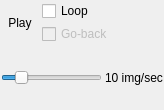
Old version of the form starviewer/src/core/qcinecontrollerbase.ui in the repository starviewer-medical/starviewer.
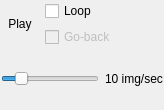
New version of the form. Icons and pictures are not drawn.

Commit message: ENH: adequació de la GUI degut als canvis entre Qt 4.2 i 4.3

```diff
--- a/starviewer/src/core/qcinecontrollerbase.ui
+++ b/starviewer/src/core/qcinecontrollerbase.ui
@@ -13,23 +13,20 @@
    <string>Form</string>
   </property>
   <layout class="QVBoxLayout" >
+   <property name="margin" >
+    <number>1</number>
+   </property>
    <property name="spacing" >
-    <number>3</number>
-   </property>
-   <property name="leftMargin" >
-    <number>1</number>
-   </property>
-   <property name="topMargin" >
-    <number>1</number>
-   </property>
-   <property name="rightMargin" >
-    <number>1</number>
-   </property>
-   <property name="bottomMargin" >
     <number>1</number>
    </property>
    <item>
     <layout class="QHBoxLayout" >
+     <property name="margin" >
+      <number>0</number>
+     </property>
+     <property name="spacing" >
+      <number>6</number>
+     </property>
      <item>
       <widget class="QToolButton" name="m_playToolButton" >
        <property name="text" >
@@ -54,6 +51,12 @@
      </item>
      <item>
       <layout class="QVBoxLayout" >
+       <property name="margin" >
+        <number>0</number>
+       </property>
+       <property name="spacing" >
+        <number>6</number>
+       </property>
        <item>
         <widget class="QCheckBox" name="m_loopCheckBox" >
          <property name="text" >
@@ -83,6 +86,12 @@
    </item>
    <item>
     <layout class="QHBoxLayout" >
+     <property name="margin" >
+      <number>0</number>
+     </property>
+     <property name="spacing" >
+      <number>6</number>
+     </property>
      <item>
       <widget class="QSlider" name="m_velocityControl" >
        <property name="minimum" >
```
The commit also changes 6 other files.
